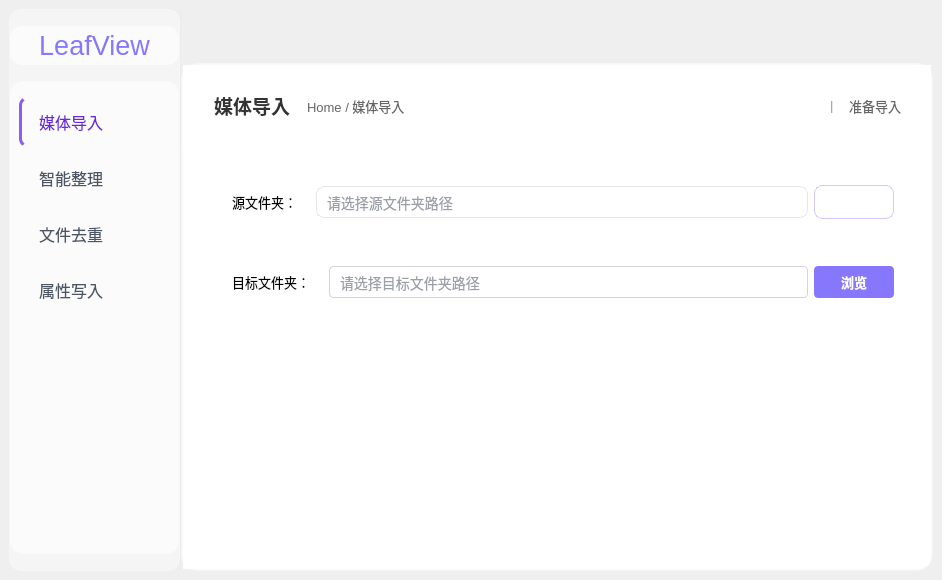
Old version of the form Ui_MainWindow.ui in the repository YangShengzhou03/LeafSort.
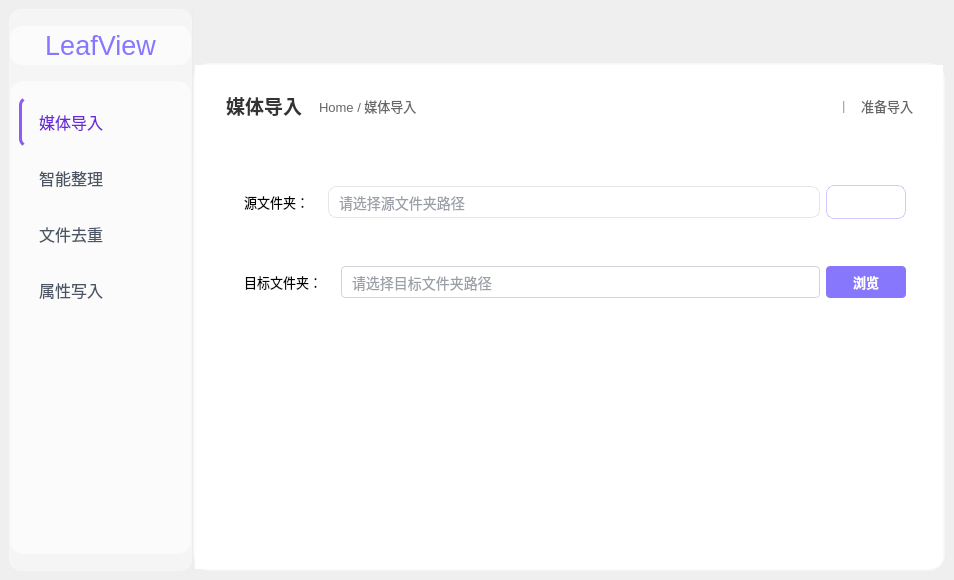
New version of the form. Icons and pictures are not drawn.

```diff
--- a/Ui_MainWindow.ui
+++ b/Ui_MainWindow.ui
@@ -6,7 +6,7 @@
    <rect>
     <x>0</x>
     <y>0</y>
-    <width>942</width>
+    <width>954</width>
     <height>580</height>
    </rect>
   </property>
@@ -205,7 +205,7 @@
               <rect>
                <x>0</x>
                <y>0</y>
-               <width>158</width>
+               <width>170</width>
                <height>467</height>
               </rect>
              </property>
```
